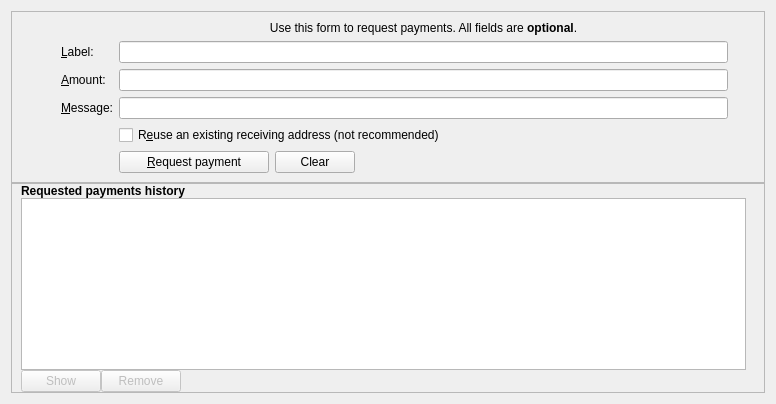
Above: src/qt/forms/receivecoinsdialog.ui from odrowonz/atbcoin-insight before the change. Below: the same form after it.
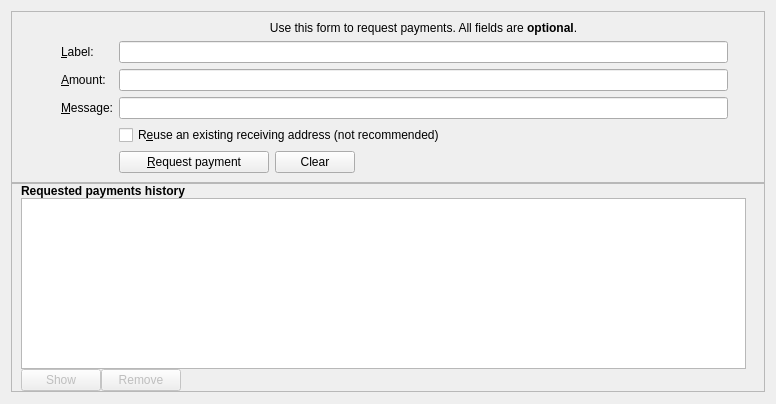
That is the form after the change. Icons and pictures are not drawn. Custom widgets are drawn as their Qt base class.

What changed in the file:
```diff
--- a/src/qt/forms/receivecoinsdialog.ui
+++ b/src/qt/forms/receivecoinsdialog.ui
@@ -14,6 +14,9 @@
    <property name="spacing">
     <number>0</number>
    </property>
+   <property name="bottomMargin">
+    <number>12</number>
+   </property>
    <item>
     <widget class="QFrame" name="frame2">
      <property name="sizePolicy">
```
